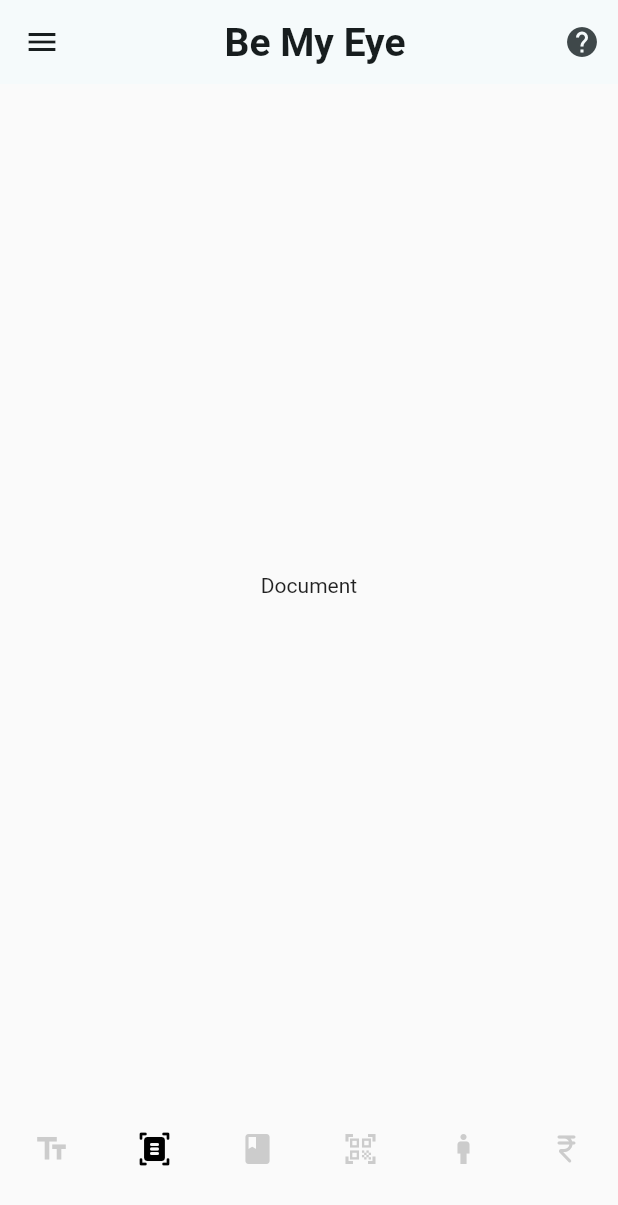
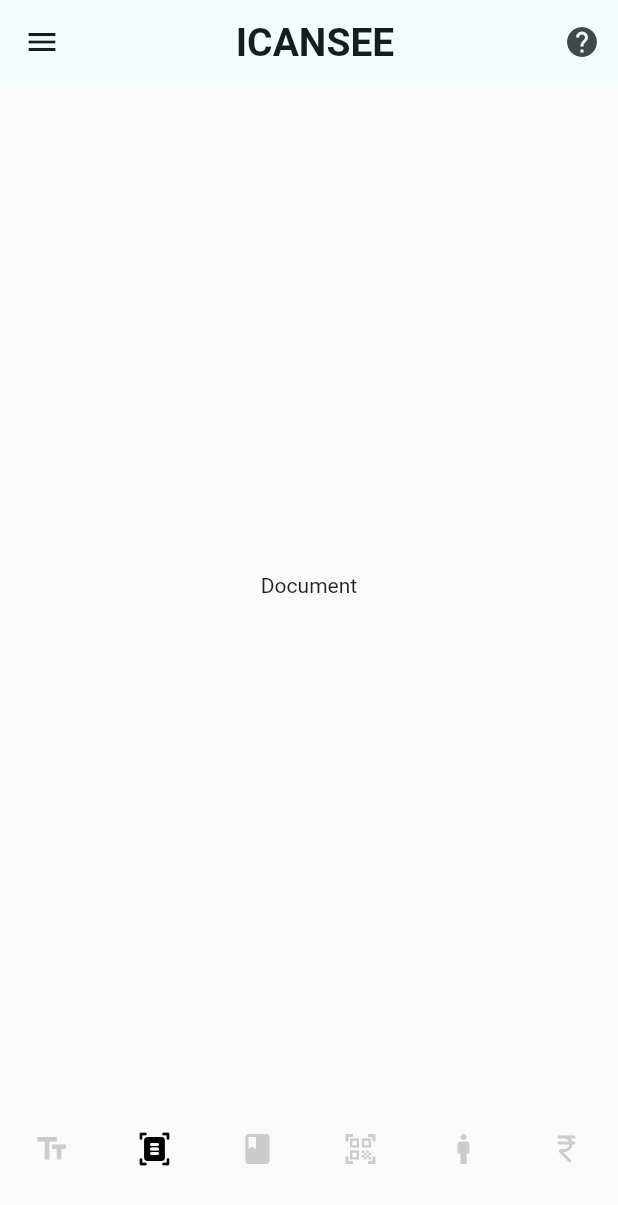
Before and after one commit to adityagaur0/bemyeye, a Flutter app: the screen it shows after launch, item 2 of the bottom bar chosen, on a phone screen of 412 x 824 dp. Shown: the top 1205 px of the screen. Run offline on Flutter 3.47's test engine with Material 2 defaults, Android fonts, the phone set to English and light mode, and no system bars; our stand-ins replace audioplayers, camera, flutter_tts, image_picker, lottie, page_transition and 1 more; missing offline and left inert: google_ml_kit, tflite_v2; project files that could hold a hidden picture were left out.

Commit message:
21 Nov 2023, 23:46

```diff
--- a/lib/ui/views/navpages/homepage.dart
+++ b/lib/ui/views/navpages/homepage.dart
@@ -54,7 +54,7 @@ class _HomeState extends State<Home> {
   Widget build(BuildContext context) {
     return Scaffold(
       appBar: AppBar(
-        title: const Center(child: Text("Be My Eye")),
+        title: const Center(child: Text("ICANSEE")),
         actions: [
           IconButton(
             onPressed: _openHelpOverlay, //7****
```
